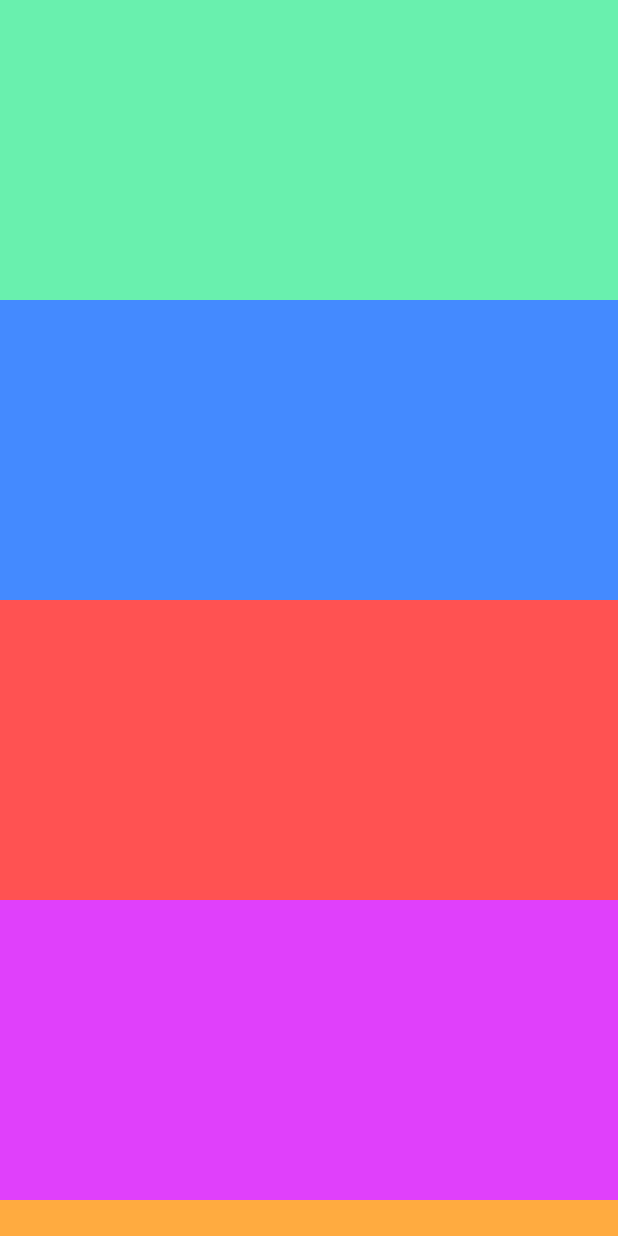
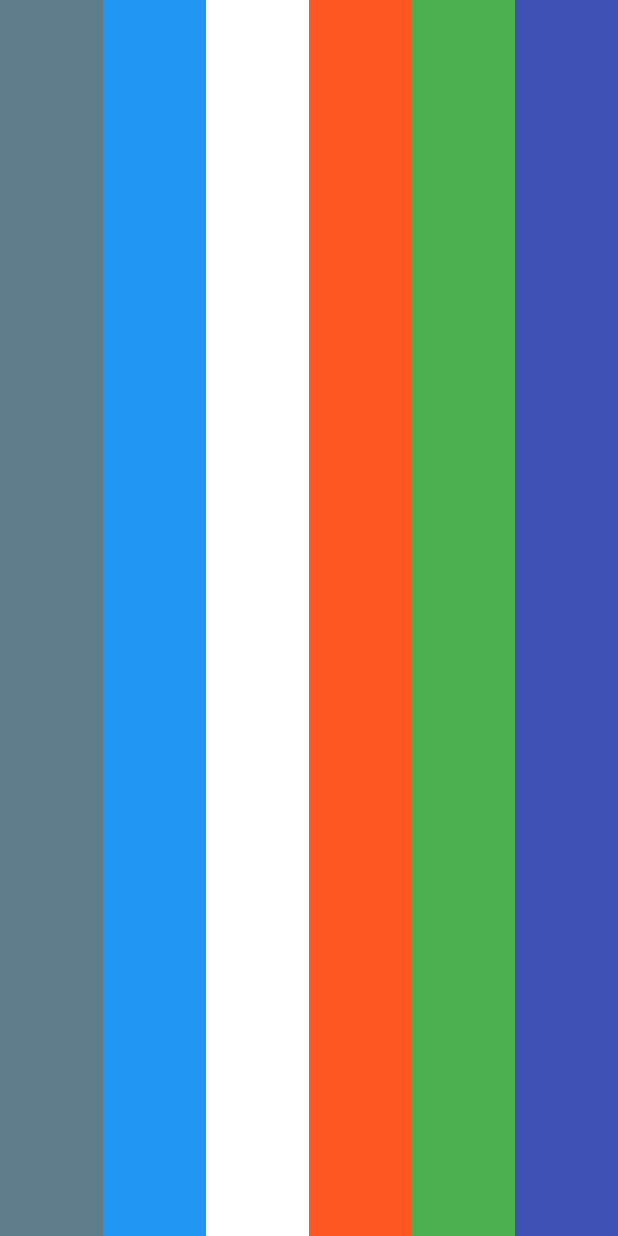
Before and after one commit to ghossain004/myflutter, a Flutter app: the screen it shows after launch, on a phone screen of 412 x 824 dp. Run offline on Flutter 3.47's test engine with Material 2 defaults, Android fonts, the phone set to English and light mode, and no system bars.

Commit message:
TSP 12.3.23

```diff
--- a/lib/main.dart
+++ b/lib/main.dart
@@ -15,13 +15,13 @@ class MyHome extends StatelessWidget {
       theme: ThemeData(primarySwatch: Colors.blue),
       darkTheme: ThemeData(primarySwatch: Colors.cyan),
       debugShowCheckedModeBanner: false,
-      home: MyApp(),
+      home: MyApp3(),
     );
   }
 }
 
-class MyApp2 extends StatelessWidget {
-  const MyApp2({Key? key}) : super(key: key);
+class MyApp extends StatelessWidget {
+  const MyApp({Key? key}) : super(key: key);
 
   // MySnackBar(message, contex) {
   //   return ScaffoldMessenger.of(contex)
@@ -30,7 +30,8 @@ class MyApp2 extends StatelessWidget {
 
   @override
   Widget build(BuildContext context) {
-    return Scaffold(
+    return SafeArea(
+      child: Scaffold(
         appBar: AppBar(
           title: Text('My Flutter App'),
           titleSpacing: 0, //default spacing 0
@@ -64,48 +65,191 @@ class MyApp2 extends StatelessWidget {
           child: Icon(Icons.arrow_upward),
           backgroundColor: Colors.deepPurple,
         ),
+      ),
     );
   }
 }
 
-class MyApp extends StatelessWidget {
-  const MyApp({Key? key}) : super(key: key);
+class MyApp2 extends StatelessWidget {
+  const MyApp2({Key? key}) : super(key: key);
 
   @override
   Widget build(BuildContext context) {
     return MaterialApp(
       theme: ThemeData(primarySwatch: Colors.blue),
       darkTheme: ThemeData(primarySwatch: Colors.cyan),
+      debugShowCheckedModeBanner: false,
       home: Scaffold(
-        body: SingleChildScrollView(
-          child: Column(
+        body: ListView(
           children: [
             Container(
-                height: 200.0,
+              height: 200,
               width: double.infinity,
               color: Colors.greenAccent,
             ),
             Container(
-                height: 200.0,
+              height: 200,
               width: double.infinity,
               color: Colors.blueAccent,
             ),
             Container(
-                height: 200.0,
+              height: 200,
               width: double.infinity,
               color: Colors.redAccent,
             ),
             Container(
-                height: 200.0,
+              height: 200,
               width: double.infinity,
               color: Colors.purpleAccent,
             ),
             Container(
-                height: 200.0,
+              height: 200,
               width: double.infinity,
               color: Colors.orangeAccent,
             )
           ],
+        ),
+      ),
+    );
+  }
+}
+
+class MyApp3 extends StatelessWidget {
+  const MyApp3({Key? key}) : super(key: key);
+
+  @override
+  Widget build(BuildContext context) {
+    return MaterialApp(
+      debugShowCheckedModeBanner: false,
+      home: SafeArea(
+        child: Scaffold(
+          body: Row(
+            children: [
+              // flex: 2,
+              Expanded(
+                child: Container(
+                  height: MediaQuery.of(context).size.height,
+                  width: MediaQuery.of(context).size.width / 6,
+                  color: Colors.blueGrey,
+                ),
+              ),
+
+              Expanded(
+                child: Container(
+                  height: MediaQuery.of(context).size.height,
+                  width: MediaQuery.of(context).size.width / 6,
+                  color: Colors.blue,
+                ),
+              ),
+              Expanded(
+                child: Container(
+                  height: MediaQuery.of(context).size.height,
+                  width: MediaQuery.of(context).size.width / 6,
+                  color: Colors.white,
+                ),
+              ),
+              Expanded(
+                child: Container(
+                  height: MediaQuery.of(context).size.height,
+                  width: MediaQuery.of(context).size.width / 6,
+                  color: Colors.deepOrange,
+                ),
+              ),
+              Expanded(
+                child: Container(
+                  height: MediaQuery.of(context).size.height,
+                  width: MediaQuery.of(context).size.width / 6,
+                  color: Colors.green,
+                ),
+              ),
+              Expanded(
+                child: Container(
+                  height: MediaQuery.of(context).size.height,
+                  width: MediaQuery.of(context).size.width / 6,
+                  color: Colors.indigo,
+                ),
+              )
+            ],
+          ),
+        ),
+      ),
+    );
+  }
+}
+
+class MyApp4 extends StatelessWidget {
+  const MyApp4({Key? key}) : super(key: key);
+
+  @override
+  Widget build(BuildContext context) {
+    return MaterialApp(
+      debugShowCheckedModeBanner: false,
+      home: SafeArea(
+        child: Scaffold(
+          body: Center(
+            child: Container(
+              height: MediaQuery.of(context).size.height / 5,
+              width: MediaQuery.of(context).size.width / 3,
+              color: Colors.lightBlue,
+              child: const Center(
+                child: Text('Hello World'),
+              ),
+            ),
+          ),
+        ),
+      ),
+    );
+  }
+}
+
+class MyApp5 extends StatelessWidget {
+  const MyApp5({Key? key}) : super(key: key);
+
+  @override
+  Widget build(BuildContext context) {
+    return MaterialApp(
+      debugShowCheckedModeBanner: false,
+      home: SafeArea(
+        child: Scaffold(
+          body: Center(
+            child: Stack(
+              alignment: Alignment.topLeft,
+              children: [
+                Container(
+                  height: MediaQuery.of(context).size.height,
+                  width: MediaQuery.of(context).size.width,
+                  color: Colors.green,
+                ),
+                Positioned(
+                  top: MediaQuery.of(context).size.height / 3,
+                  left: MediaQuery.of(context).size.width / 4,
+                  child: CircleAvatar(
+                    radius: 100,
+                    backgroundColor: Colors.red,
+                  ),
+                ),
+              ],
+            ),
+          ),
+        ),
+      ),
+    );
+  }
+}
+
+class MyApp6 extends StatelessWidget {
+  const MyApp6({Key? key}) : super(key: key);
+
+  @override
+  Widget build(BuildContext context) {
+    return MaterialApp(
+      debugShowCheckedModeBanner: false,
+      home: SafeArea(
+        child: Scaffold(
+          body: Center(
+            // child: Image.asset('images/robot.jpg'),
+            child: Image.network(
+                'https://e1.pxfuel.com/desktop-wallpaper/272/895/desktop-wallpaper-3d-for-android-mobile-3d-mobile-thumbnail.jpg'),
           ),
         ),
       ),
--- a/pubspec.yaml
+++ b/pubspec.yaml
@@ -58,8 +58,8 @@ flutter:
   uses-material-design: true
 
   # To add assets to your application, add an assets section, like this:
-  # assets:
-  #   - images/a_dot_burr.jpeg
+  assets:
+     - images/robot.jpg
   #   - images/a_dot_ham.jpeg
 
   # An image asset can refer to one or more resolution-specific "variants", see
```
Also changed, not shown: images/16150501.jpg (added), images/background_image.jpg (added), images/background_image_2.jpg (added), images/background_image_3.jpg (added), images/cover.jpg (added), images/robot.jpg (added), images/wallpaperflare.com_wallpaper (1).jpg (added), images/wallpaperflare.com_wallpaper (2).jpg (added), images/wallpaperflare.com_wallpaper.jpg (added). Lines whose indentation alone changed are shown as unchanged.
